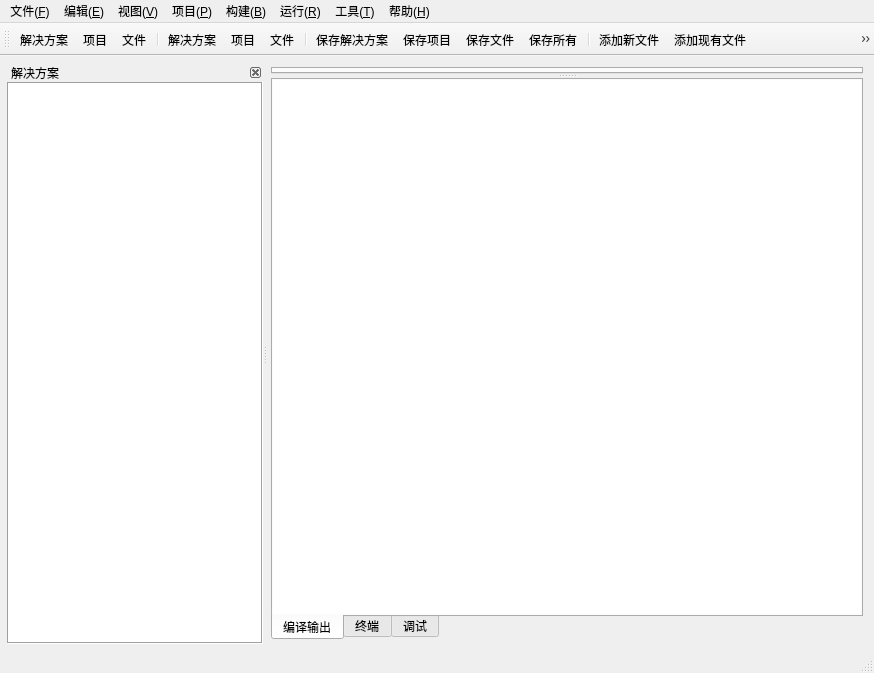
The window that src/tools/nide/ui/MainWindow.ui (dliting/nlang) describes before a commit, drawn with Qt 5.
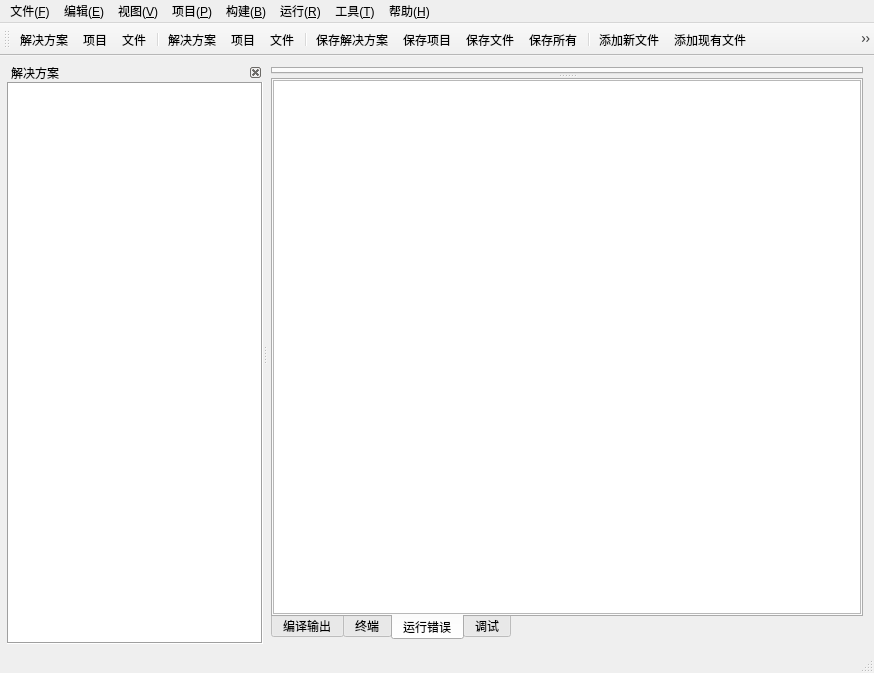
The same window after the commit. The open tabs and pages were chosen to show the change. Icons and pictures are not drawn. Custom widgets are drawn as their Qt base class.

Commit message: feat(nide): collect run errors into a navigable list page

```diff
--- a/src/tools/nide/ui/MainWindow.ui
+++ b/src/tools/nide/ui/MainWindow.ui
@@ -203,6 +203,35 @@
              </item>
             </layout>
            </widget>
+           <widget class="QWidget" name="tabRunErrors">
+            <attribute name="title">
+             <string>运行错误</string>
+            </attribute>
+            <layout class="QVBoxLayout" name="verticalLayoutRunErrors">
+             <property name="spacing">
+              <number>0</number>
+             </property>
+             <property name="leftMargin">
+              <number>0</number>
+             </property>
+             <property name="topMargin">
+              <number>0</number>
+             </property>
+             <property name="rightMargin">
+              <number>0</number>
+             </property>
+             <property name="bottomMargin">
+              <number>0</number>
+             </property>
+             <item>
+              <widget class="RunErrorBrowser" name="txtRunErrors">
+               <property name="lineWrapMode">
+                <enum>QTextEdit::NoWrap</enum>
+               </property>
+              </widget>
+             </item>
+            </layout>
+           </widget>
            <widget class="QWidget" name="tabDebug">
             <attribute name="title">
              <string>调试</string>
@@ -954,6 +983,11 @@
    <extends>QTextBrowser</extends>
    <header>CompileLogBrowser.h</header>
   </customwidget>
+  <customwidget>
+   <class>RunErrorBrowser</class>
+   <extends>QTextBrowser</extends>
+   <header>RunErrorBrowser.h</header>
+  </customwidget>
  </customwidgets>
  <resources/>
  <connections/>
```
The commit also changes 10 other files.
